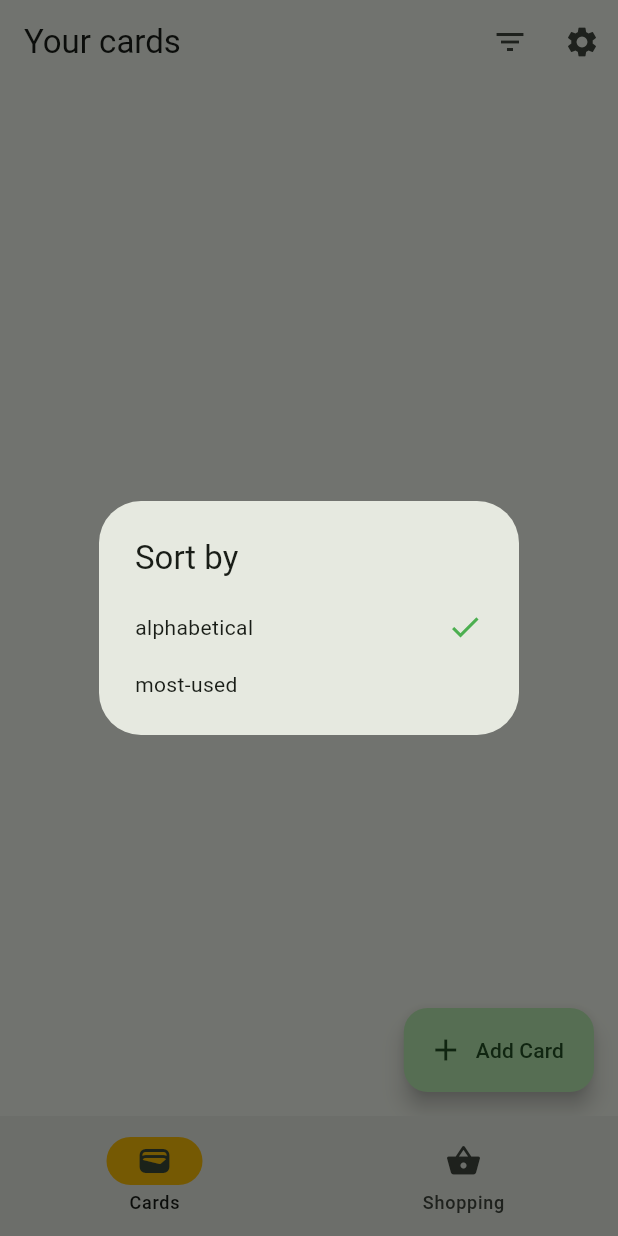
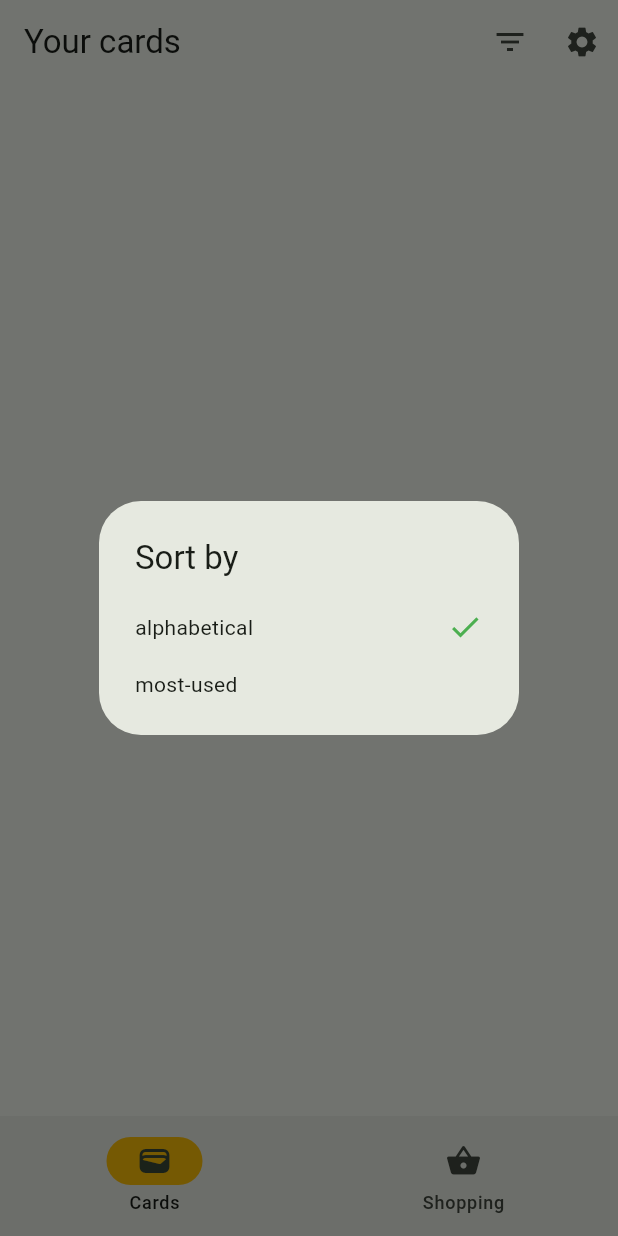
Before and after one commit to sf31/cardea, a Flutter app: the screen it shows after launch, after a tap on the "filter list" icon, on a phone screen of 412 x 824 dp. Run offline on Flutter 3.47's test engine with Material 3 defaults, Android fonts, the phone set to English and light mode, and no system bars; our stand-ins replace barcode_widget, flutter_colorpicker, shared_preferences, sqflite; missing offline and left inert: mobile_scanner; accounts and stored records are empty.

Commit message:
feat: update dependencies and refactor loyalty card components for improved navigation and functionality

```diff
--- a/lib/data/models/shopping-item.model.dart
+++ b/lib/data/models/shopping-item.model.dart
@@ -53,7 +53,7 @@ class ShoppingItem extends BaseModel {
   }
 
   @override
-  BaseModel copyWith({DateTime? updatedAt, String? name}) {
+  ShoppingItem copyWith({DateTime? updatedAt, String? name}) {
     return ShoppingItem(
       id: id,
       name: name ?? this.name,
--- a/lib/ui/loyalty-card/widgets/loyalty-card-list.dart
+++ b/lib/ui/loyalty-card/widgets/loyalty-card-list.dart
@@ -3,7 +3,6 @@ import 'dart:math';
 import 'package:cardea/data/models/loyalty-card.model.dart';
 import 'package:cardea/ui/loyalty-card/loyalty-card.viewmodel.dart';
 import 'package:cardea/ui/loyalty-card/widgets/loyalty-card-item.dart';
-import 'package:cardea/ui/loyalty-card/widgets/loyalty-card-scanner.dart';
 import 'package:cardea/ui/loyalty-card/widgets/loyalty=card-add-btn.dart';
 import 'package:cardea/ui/settings/settings.dart';
 import 'package:flutter/material.dart';
@@ -15,7 +14,6 @@ class LoyaltyCardList extends StatelessWidget {
   const LoyaltyCardList({super.key});
 
   void _sortBy(BuildContext context) async {
-    final repo = Provider.of<LoyaltyCardViewModel>(context, listen: false);
     final List<String> options = ['alphabetical', 'most-used'];
     final prefs = await SharedPreferences.getInstance();
     final sortBy = prefs.getString('sortBy') ?? 'alphabetical';
@@ -105,18 +103,6 @@ class LoyaltyCardList extends StatelessWidget {
 
           return Scaffold(
             body: repo.cardList.isEmpty ? emptyCardList : cardList,
-            floatingActionButton: FloatingActionButton.extended(
-              icon: Icon(Icons.add),
-              label: Text('Add Card'),
-              onPressed: () {
-                Navigator.of(context).push(
-                  MaterialPageRoute(builder: (context) => LoyaltyCardScanner()),
-                  // MaterialPageRoute(
-                  //   builder: (context) => ManageCard(card: debugCard()),
-                  // ),
-                );
-              },
-            ),
           );
         },
       ),
--- a/lib/ui/shopping-list/widgets/shopping-list.dart
+++ b/lib/ui/shopping-list/widgets/shopping-list.dart
@@ -18,7 +18,7 @@ class _ShoppingListState extends State<ShoppingList> {
   bool _showNewItem = false;
   ShoppingItem? _itemToEdit;
 
-  _getViewModel() {
+  ShoppingItemViewModel _getViewModel() {
     return Provider.of<ShoppingItemViewModel>(context, listen: false);
   }
 
--- a/pubspec.yaml
+++ b/pubspec.yaml
@@ -53,7 +53,7 @@ dev_dependencies:
   # activated in the `analysis_options.yaml` file located at the root of your
   # package. See that file for information about deactivating specific lint
   # rules and activating additional ones.
-  flutter_lints: ^5.0.0
+  flutter_lints: ^6.0.0
 
 # For information on the generic Dart part of this file, see the
 # following page: https://dart.dev/tools/pub/pubspec
```
Also changed, not shown: lib/ui/loyalty-card/widgets/loyalty=card-add-btn.dart (+4 -8 lines), pubspec.lock, 1 other file.
